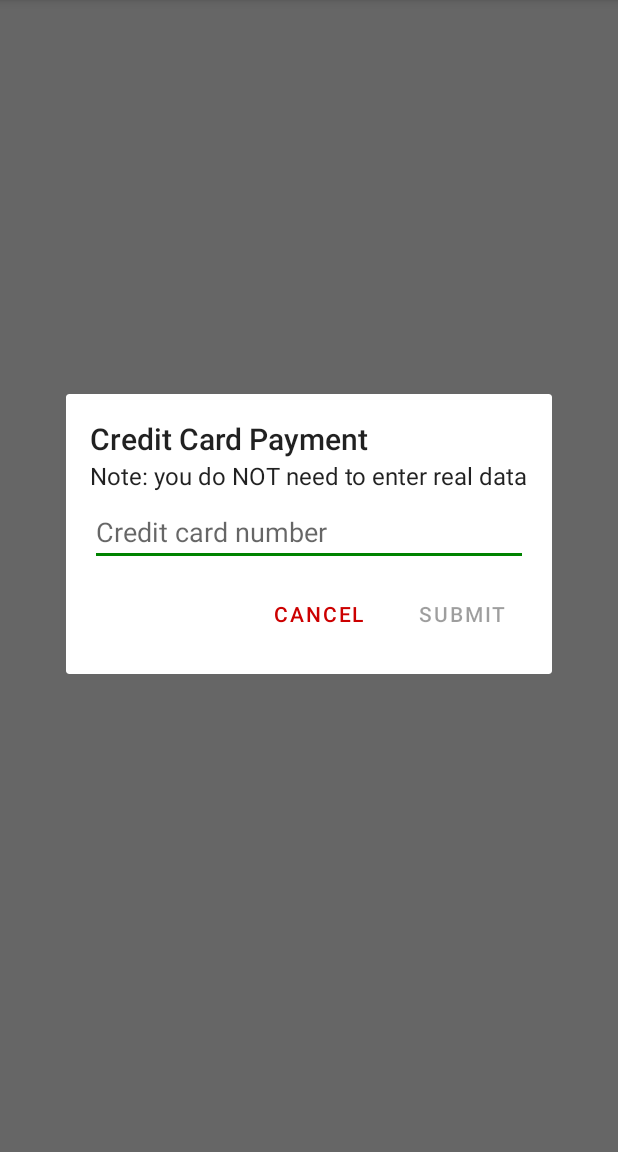
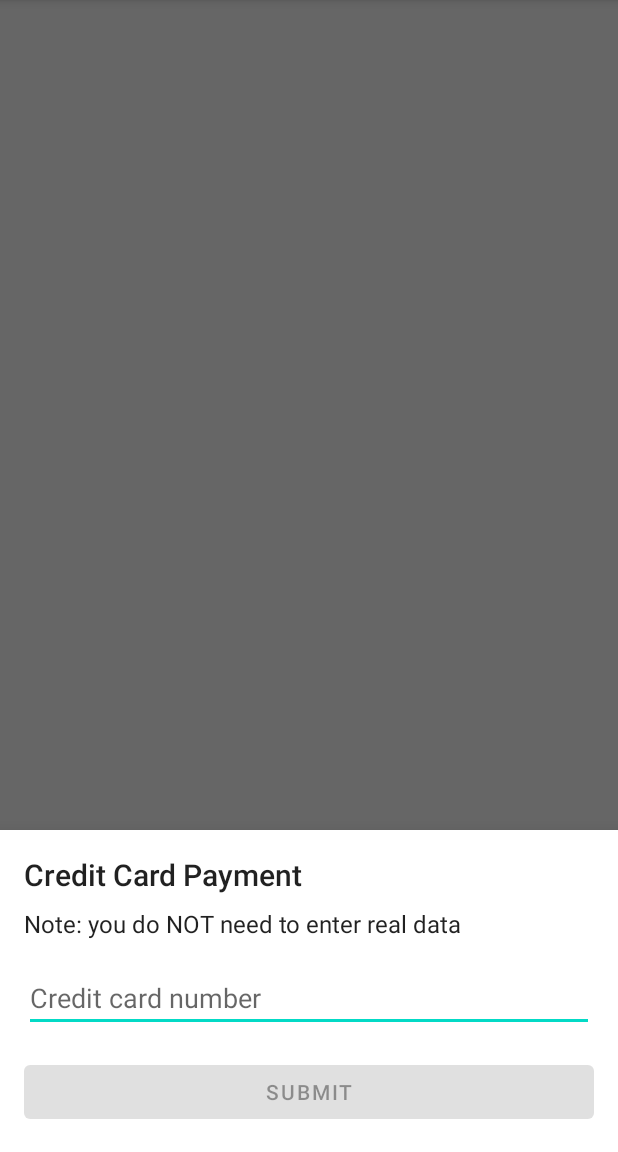
Before and after one commit to thepeterwells/android-case-study, an Android app: the fragment PaymentDialogFragment placed in its activity, on a phone screen of 412 x 824 dp, the part 84-1236 px from its top. Run offline under Robolectric (Android 15) with nearby library versions, the light colour scheme and no system bars; our stand-ins replace Dagger/Hilt's generated code, EventBus.

Commit message:
Payment dialog converted to BottomSheetDialogFragment

```diff
--- a/app/src/main/java/com/target/targetcasestudy/ui/deal/DealListFragment.kt
+++ b/app/src/main/java/com/target/targetcasestudy/ui/deal/DealListFragment.kt
@@ -28,18 +28,14 @@ class DealListFragment : Fragment(), IDealListView {
     private var _binding: FragmentDealListBinding? = null
     private val binding get() = _binding!!
 
-    override fun onCreateView(
-      inflater: LayoutInflater,
-      container: ViewGroup?,
-      savedInstanceState: Bundle?
-    ): View? {
+    override fun onCreateView(inflater: LayoutInflater, container: ViewGroup?, savedInstanceState: Bundle?): View {
         _binding = FragmentDealListBinding.inflate(inflater, container, false)
         binding.recyclerView.layoutManager = LinearLayoutManager(requireContext())
         binding.recyclerView.addItemDecoration(
-          DividerItemDecoration(
-            requireContext(),
-            RecyclerView.VERTICAL
-          )
+            DividerItemDecoration(
+                requireContext(),
+                RecyclerView.VERTICAL
+            )
         )
         return binding.root
     }
--- a/app/src/main/java/com/target/targetcasestudy/ui/payment/PaymentDialogFragment.kt
+++ b/app/src/main/java/com/target/targetcasestudy/ui/payment/PaymentDialogFragment.kt
@@ -9,8 +9,11 @@ import android.view.ViewGroup
 import android.widget.Button
 import android.widget.EditText
 import androidx.fragment.app.DialogFragment
+import com.google.android.material.bottomsheet.BottomSheetBehavior
+import com.google.android.material.bottomsheet.BottomSheetDialogFragment
 import com.target.targetcasestudy.R
 import com.target.targetcasestudy.data.validateCreditCard
+import com.target.targetcasestudy.databinding.DialogPaymentBinding
 
 /**
  * Dialog that displays a minimal credit card entry form.
@@ -24,27 +27,22 @@ import com.target.targetcasestudy.data.validateCreditCard
  * You do not need to make any changes to the layout of this screen (though you are welcome to do
  * so if you wish).
  */
-class PaymentDialogFragment : DialogFragment() {
+class PaymentDialogFragment : BottomSheetDialogFragment() {
 
-    private lateinit var submitButton: Button
-    private lateinit var creditCardInput: EditText
+    private var _binding: DialogPaymentBinding? = null
+    private val binding get() = _binding!!
 
-    override fun onCreateView(
-        inflater: LayoutInflater,
-        container: ViewGroup?,
-        savedInstanceState: Bundle?
-    ): View? {
-        val root = inflater.inflate(R.layout.dialog_payment, container, false)
+    override fun onCreate(savedInstanceState: Bundle?) {
+        super.onCreate(savedInstanceState)
+        setStyle(DialogFragment.STYLE_NORMAL, R.style.Widget_AppTheme_BottomSheetDialogFragment)
+    }
 
-        submitButton = root.findViewById(R.id.submit)
-        creditCardInput = root.findViewById(R.id.card_number)
+    override fun onCreateView(inflater: LayoutInflater, container: ViewGroup?, savedInstanceState: Bundle?): View? {
+        _binding = DialogPaymentBinding.inflate(inflater, container, false)
 
-        val cancelButton: Button = root.findViewById(R.id.cancel)
+        binding.btnSubmit.setOnClickListener { dismiss() }
 
-        cancelButton.setOnClickListener { dismiss() }
-        submitButton.setOnClickListener { dismiss() }
-
-        creditCardInput.addTextChangedListener(object : TextWatcher {
+        binding.etCardNumber.addTextChangedListener(object : TextWatcher {
             override fun beforeTextChanged(p0: CharSequence?, p1: Int, p2: Int, p3: Int) {
                 //no-op
             }
@@ -54,11 +52,18 @@ class PaymentDialogFragment : DialogFragment() {
             }
 
             override fun afterTextChanged(p0: Editable?) {
-                submitButton.isEnabled = validateCreditCard(p0?.toString() ?: "")
+                binding.btnSubmit.isEnabled = validateCreditCard(p0?.toString() ?: "")
             }
         })
 
-        return root
+        return binding.root
     }
 
+    override fun onDestroyView() {
+        super.onDestroyView()
+        _binding = null
+    }
+
+
+
 }
--- a/app/src/main/res/layout/dialog_payment.xml
+++ b/app/src/main/res/layout/dialog_payment.xml
@@ -19,15 +19,16 @@
         style="@style/TextAppearance.AppCompat.Subhead"
         android:layout_width="wrap_content"
         android:layout_height="wrap_content"
+        android:layout_marginTop="8dp"
         android:text="@string/credit_card_payment_subtitle"
         app:layout_constraintStart_toStartOf="parent"
         app:layout_constraintTop_toBottomOf="@+id/title" />
 
     <EditText
-        android:id="@+id/card_number"
+        android:id="@+id/et_card_number"
         android:layout_width="0dp"
         android:layout_height="wrap_content"
-        android:layout_marginTop="4dp"
+        android:layout_marginTop="16dp"
         android:hint="@string/credit_card_number_hint"
         android:importantForAutofill="no"
         android:inputType="number"
@@ -36,25 +37,15 @@
         app:layout_constraintTop_toBottomOf="@+id/subtitle" />
 
     <com.google.android.material.button.MaterialButton
-        android:id="@+id/submit"
-        style="@style/Widget.MaterialComponents.Button.TextButton"
-        android:layout_width="wrap_content"
+        android:id="@+id/btn_submit"
+        style="@style/Widget.MaterialComponents.Button"
+        android:layout_width="0dp"
         android:layout_height="wrap_content"
-        android:layout_marginTop="8dp"
+        android:layout_marginTop="16dp"
         android:enabled="false"
         android:text="@string/submit"
+        app:layout_constraintStart_toStartOf="parent"
         app:layout_constraintEnd_toEndOf="parent"
-        app:layout_constraintTop_toBottomOf="@+id/card_number" />
-
-    <com.google.android.material.button.MaterialButton
-        android:id="@+id/cancel"
-        style="@style/Widget.MaterialComponents.Button.TextButton"
-        android:layout_width="wrap_content"
-        android:layout_height="wrap_content"
-        android:layout_marginTop="8dp"
-        android:layout_marginEnd="8dp"
-        android:text="@string/cancel"
-        app:layout_constraintEnd_toStartOf="@+id/submit"
-        app:layout_constraintTop_toBottomOf="@+id/card_number" />
+        app:layout_constraintTop_toBottomOf="@+id/et_card_number"/>
 
 </androidx.constraintlayout.widget.ConstraintLayout>
--- a/app/src/main/res/values/styles.xml
+++ b/app/src/main/res/values/styles.xml
@@ -21,4 +21,10 @@
         <item name="cornerRadius">0dp</item>
     </style>
 
+    <style name="Widget.AppTheme.BottomSheetDialogFragment" parent="Theme.MaterialComponents.Light.BottomSheetDialog">
+        <item name="android:windowIsFloating">false</item>
+        <item name="android:statusBarColor">@android:color/transparent</item>
+        <item name="android:windowSoftInputMode">adjustResize</item>
+    </style>
+
 </resources>
```
